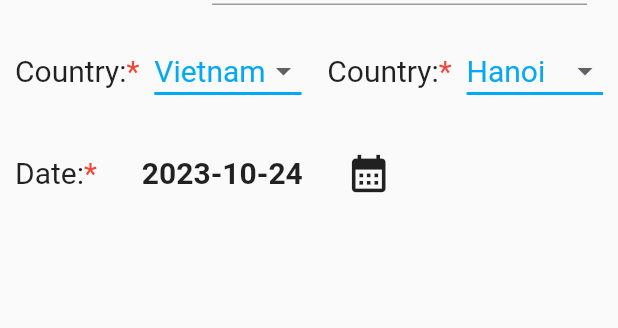
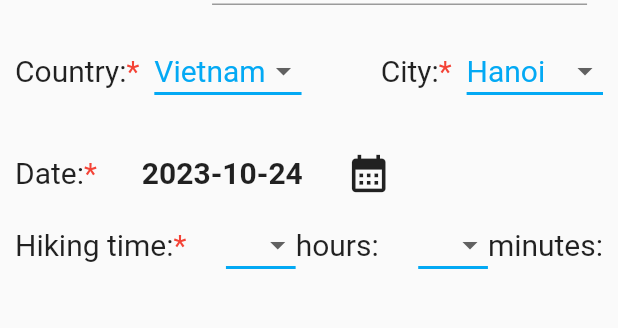
Before and after one commit to dmen200797/hike, a Flutter app: the CreateHikeScreen screen opened directly, on a phone screen of 412 x 824 dp, the part 202-530 px from its top. Run offline on Flutter 3.47's test engine with Material 2 defaults, Android fonts, the phone set to English and light mode, and no system bars.

Commit message:
add time dropdown

```diff
--- a/lib/create_hike.dart
+++ b/lib/create_hike.dart
@@ -9,10 +9,28 @@ class CreateHikeScreen extends StatefulWidget {
 
 List<String> listCountry = ['Vietnam', 'China', 'UK', 'Japan'];
 List<String> listCity = ['Hanoi', 'Bejing', 'London', 'Tokyo'];
+List<String> hours = [
+  '',
+  '1',
+  '2',
+  '3',
+  '4',
+  '5',
+  '6',
+  '7',
+  '8',
+  '9',
+  '10',
+  '11',
+  '12'
+];
+List<String> minutes = ['', '0', '15', '30', '45'];
 
 class _CreateHikeScreenState extends State<CreateHikeScreen> {
   String countryValue = listCountry.first;
   String cityValue = listCity.first;
+  String hour = hours.first;
+  String minute = minutes.first;
 
   DateTime selectedDate = DateTime.now();
 
@@ -38,7 +56,7 @@ class _CreateHikeScreenState extends State<CreateHikeScreen> {
       },
       child: Scaffold(
         body: Padding(
-          padding: EdgeInsets.fromLTRB(10, 40, 10, 10),
+          padding: const EdgeInsets.fromLTRB(10, 40, 10, 10),
           child: Column(
             children: [
               const Center(
@@ -126,7 +144,7 @@ class _CreateHikeScreenState extends State<CreateHikeScreen> {
                   ),
                   const Spacer(),
                   const Text(
-                    'Country:',
+                    'City:',
                     style: TextStyle(fontSize: 20),
                   ),
                   const Text(
@@ -183,7 +201,8 @@ class _CreateHikeScreenState extends State<CreateHikeScreen> {
                   const SizedBox(width: 30),
                   Text(
                     "${selectedDate.toLocal()}".split(' ')[0],
-                    style: const TextStyle(fontSize: 20, fontWeight: FontWeight.bold),
+                    style: const TextStyle(
+                        fontSize: 20, fontWeight: FontWeight.bold),
                   ),
                   const SizedBox(width: 20),
                   IconButton(
@@ -196,7 +215,85 @@ class _CreateHikeScreenState extends State<CreateHikeScreen> {
                     ),
                   ),
                 ],
-              )
+              ),
+              Row(
+                children: [
+                  const Text(
+                    'Hiking time:',
+                    style: TextStyle(fontSize: 20),
+                  ),
+                  const Text(
+                    '*',
+                    style: TextStyle(
+                      fontSize: 20,
+                      color: Colors.red,
+                    ),
+                  ),
+                  const Spacer(),
+                  DropdownButton(
+                    value: hour,
+                    // icon: const Icon(Icons.arrow_downward),
+                    elevation: 16,
+                    style: const TextStyle(
+                      color: Colors.lightBlue,
+                      fontSize: 20,
+                    ),
+                    underline: Container(
+                      height: 2,
+                      color: Colors.lightBlue,
+                    ),
+                    onChanged: (String? value) {
+                      // This is called when the user selects an item.
+                      setState(() {
+                        hour = value!;
+                      });
+                    },
+                    items: hours.map<DropdownMenuItem<String>>(
+                      (String value) {
+                        return DropdownMenuItem<String>(
+                          value: value,
+                          child: Text(value),
+                        );
+                      },
+                    ).toList(),
+                  ),
+                  const Text(
+                    'hours:',
+                    style: TextStyle(fontSize: 20),
+                  ),
+                  const Spacer(),
+                  DropdownButton(
+                    value: minute,
+                    // icon: const Icon(Icons.arrow_downward),
+                    elevation: 16,
+                    style: const TextStyle(
+                      color: Colors.lightBlue,
+                      fontSize: 20,
+                    ),
+                    underline: Container(
+                      height: 2,
+                      color: Colors.lightBlue,
+                    ),
+                    onChanged: (String? value) {
+                      // This is called when the user selects an item.
+                      setState(() {
+                        minute = value!;
+                      });
+                    },
+                    items: minutes.map<DropdownMenuItem<String>>(
+                      (String value) {
+                        return DropdownMenuItem<String>(
+                          value: value,
+                          child: Text(value),
+                        );
+                      },
+                    ).toList(),
+                  ),const Text(
+                    'minutes:',
+                    style: TextStyle(fontSize: 20),
+                  ),
+                ],
+              ),
             ],
           ),
         ),
```
